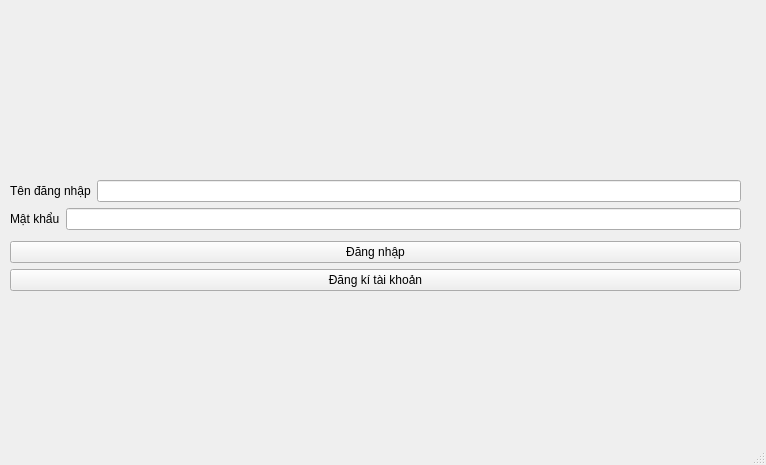
Qt form airline-gui/mainwindow.ui (nothign-us/Beta) before a commit.
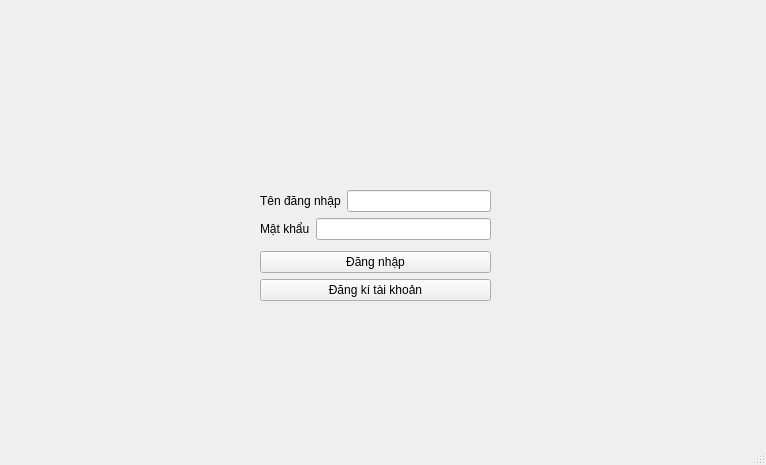
The same form after that commit. Icons and pictures are not drawn.

What changed in the file:
```diff
--- a/airline-gui/mainwindow.ui
+++ b/airline-gui/mainwindow.ui
@@ -57,6 +57,19 @@
      <property name="sizeConstraint">
       <enum>QLayout::SetMaximumSize</enum>
      </property>
+     <item>
+      <spacer name="horizontalSpacer_3">
+       <property name="orientation">
+        <enum>Qt::Horizontal</enum>
+       </property>
+       <property name="sizeHint" stdset="0">
+        <size>
+         <width>40</width>
+         <height>20</height>
+        </size>
+       </property>
+      </spacer>
+     </item>
      <item>
       <layout class="QVBoxLayout" name="verticalLayout">
        <property name="leftMargin">
@@ -78,6 +91,19 @@
          </property>
         </spacer>
        </item>
+       <item>
+        <spacer name="horizontalSpacer">
+         <property name="orientation">
+          <enum>Qt::Horizontal</enum>
+         </property>
+         <property name="sizeHint" stdset="0">
+          <size>
+           <width>40</width>
+           <height>20</height>
+          </size>
+         </property>
+        </spacer>
+       </item>
        <item alignment="Qt::AlignHCenter">
         <widget class="QLabel" name="logo">
          <property name="text">
@@ -167,6 +193,19 @@
        </item>
       </layout>
      </item>
+     <item>
+      <spacer name="horizontalSpacer_2">
+       <property name="orientation">
+        <enum>Qt::Horizontal</enum>
+       </property>
+       <property name="sizeHint" stdset="0">
+        <size>
+         <width>40</width>
+         <height>20</height>
+        </size>
+       </property>
+      </spacer>
+     </item>
     </layout>
    </widget>
   </widget>
```
